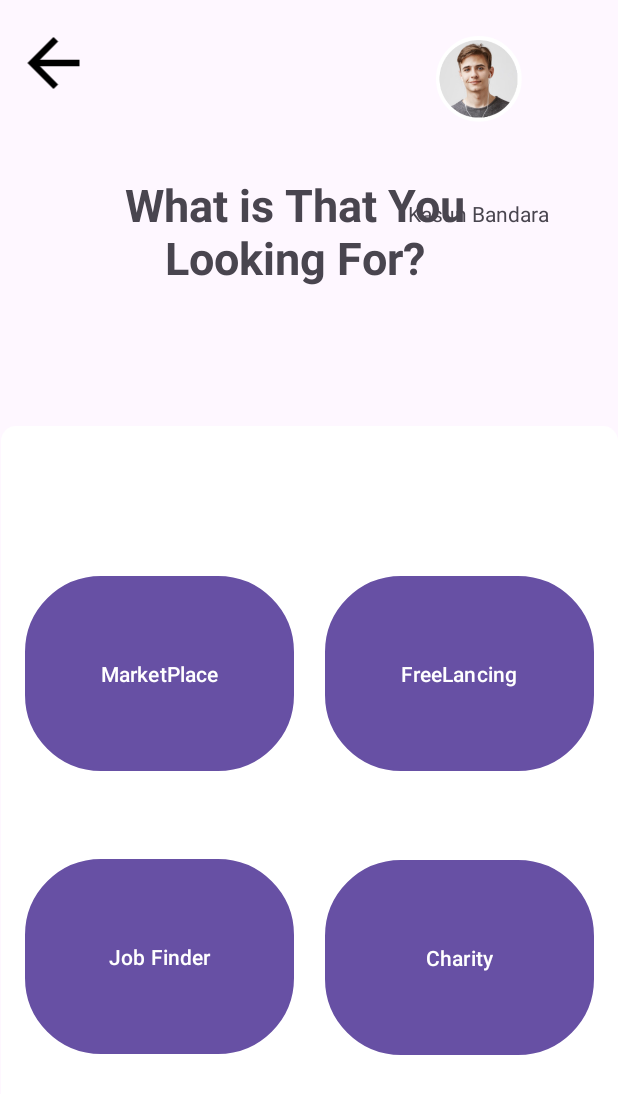
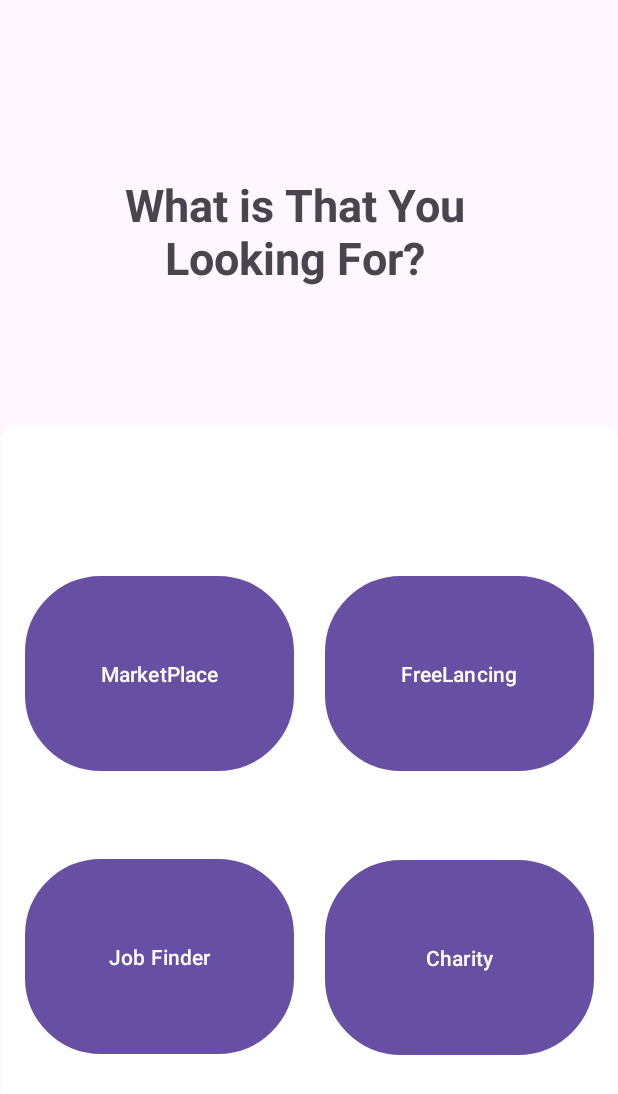
Before and after one commit to it21203794/MAD-group-3.2--LK-Economic-Solution, an Android app: the screen it shows after launch (Home), on a phone screen of 412 x 824 dp. Shown: the top 1094 px of the screen. Run offline under Robolectric (Android 15) with nearby library versions, the light colour scheme and no system bars.

Commit message:
PASINDU home updated

```diff
--- a/app/src/main/res/layout/activity_home.xml
+++ b/app/src/main/res/layout/activity_home.xml
@@ -6,28 +6,7 @@
     android:layout_height="match_parent"
     tools:context=".activity.Home">
 
-    <ImageView
-        android:id="@+id/imageView20"
-        android:layout_width="71dp"
-        android:layout_height="52dp"
-        android:layout_marginTop="16dp"
-        android:layout_marginEnd="248dp"
-        app:layout_constraintEnd_toStartOf="@+id/imageView21"
-        app:layout_constraintHorizontal_bias="0.0"
-        app:layout_constraintStart_toStartOf="parent"
-        app:layout_constraintTop_toTopOf="parent"
-        app:srcCompat="@drawable/ic_baseline_arrow_back_24" />
 
-    <TextView
-        android:id="@+id/textView44"
-        android:layout_width="106dp"
-        android:layout_height="0dp"
-        android:layout_marginBottom="132dp"
-        android:text="Kasun Bandara"
-        app:layout_constraintBottom_toTopOf="@+id/constraintLayout"
-        app:layout_constraintEnd_toEndOf="@+id/imageView21"
-        app:layout_constraintHorizontal_bias="0.387"
-        app:layout_constraintStart_toStartOf="@+id/imageView21" />
 
     <TextView
         android:id="@+id/textView43"
@@ -43,15 +22,7 @@
         app:layout_constraintStart_toStartOf="parent"
         app:layout_constraintTop_toTopOf="parent" />
 
-    <ImageView
-        android:id="@+id/imageView21"
-        android:layout_width="57dp"
-        android:layout_height="57dp"
-        android:layout_marginTop="24dp"
-        android:layout_marginEnd="64dp"
-        app:layout_constraintEnd_toEndOf="parent"
-        app:layout_constraintTop_toTopOf="parent"
-        app:srcCompat="@drawable/profile" />
+
 
     <androidx.constraintlayout.widget.ConstraintLayout
         android:id="@+id/constraintLayout"
```
